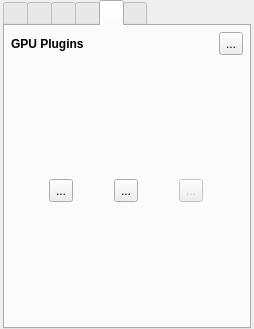
Old version of the form src/MixingToolboxWidget.ui in the repository markus-wa/glmixer-mirror.
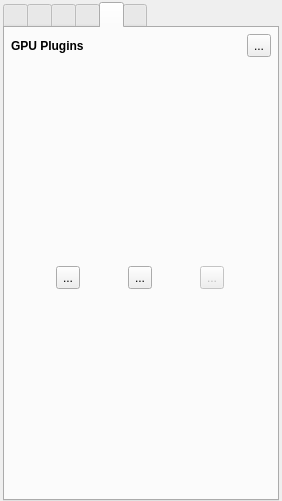
New version of the form. The open tabs and pages were chosen to show the change. Icons and pictures are not drawn.

Commit message: Slight improvements of GUI (margins, icons size, etc.) for OSX.

```diff
--- a/src/MixingToolboxWidget.ui
+++ b/src/MixingToolboxWidget.ui
@@ -6,8 +6,8 @@
    <rect>
     <x>0</x>
     <y>0</y>
-    <width>254</width>
-    <height>329</height>
+    <width>282</width>
+    <height>501</height>
    </rect>
   </property>
   <property name="windowTitle">
@@ -35,7 +35,7 @@
     <number>3</number>
    </property>
    <property name="topMargin">
-    <number>0</number>
+    <number>2</number>
    </property>
    <property name="rightMargin">
     <number>3</number>
@@ -45,12 +45,22 @@
    </property>
    <item>
     <widget class="QTabWidget" name="mixingToolBox">
+     <property name="styleSheet">
+      <string notr="true"> QTabBar QToolButton { 
+     border-width: 1px;
+     border-color: palette(dark);
+ } 
+QTabBar QToolButton:enabled { 
+     background: palette(midlight);
+ }
+ QTabBar QToolButton:disabled { 
+     background: palette(mid);
+ }
+</string>
+     </property>
      <property name="tabPosition">
       <enum>QTabWidget::North</enum>
      </property>
-     <property name="tabShape">
-      <enum>QTabWidget::Rounded</enum>
-     </property>
      <property name="currentIndex">
       <number>0</number>
      </property>
@@ -60,12 +70,18 @@
        <height>16</height>
       </size>
      </property>
-     <property name="elideMode">
-      <enum>Qt::ElideRight</enum>
-     </property>
      <property name="usesScrollButtons">
       <bool>true</bool>
      </property>
+     <property name="documentMode">
+      <bool>false</bool>
+     </property>
+     <property name="tabsClosable">
+      <bool>false</bool>
+     </property>
+     <property name="movable">
+      <bool>false</bool>
+     </property>
      <widget class="QWidget" name="Blending">
       <property name="accessibleName">
        <string/>
@@ -1868,6 +1884,12 @@
           </property>
           <item>
            <widget class="QToolButton" name="addPlugin">
+            <property name="minimumSize">
+             <size>
+              <width>18</width>
+              <height>18</height>
+             </size>
+            </property>
             <property name="toolTip">
              <string>Add a Freeframe plugin</string>
             </property>
@@ -1891,6 +1913,12 @@
           </item>
           <item>
            <widget class="QToolButton" name="addShadertoyPlugin">
+            <property name="minimumSize">
+             <size>
+              <width>18</width>
+              <height>18</height>
+             </size>
+            </property>
             <property name="toolTip">
              <string>Add a Shadertoy plugin</string>
             </property>
```
Left out of the diff: 174 changed lines with no effect on the pictures. The commit also changes 5 other files.
